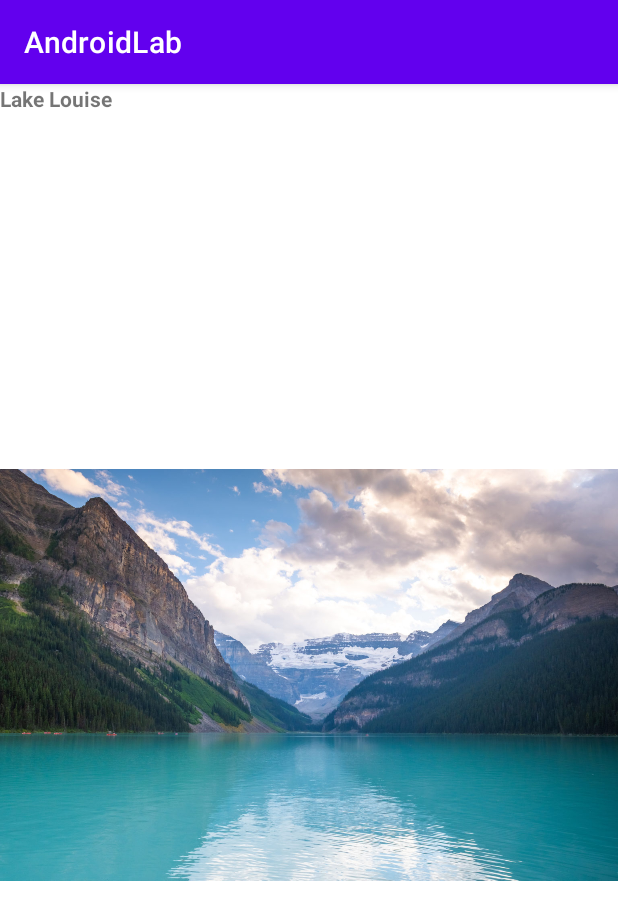
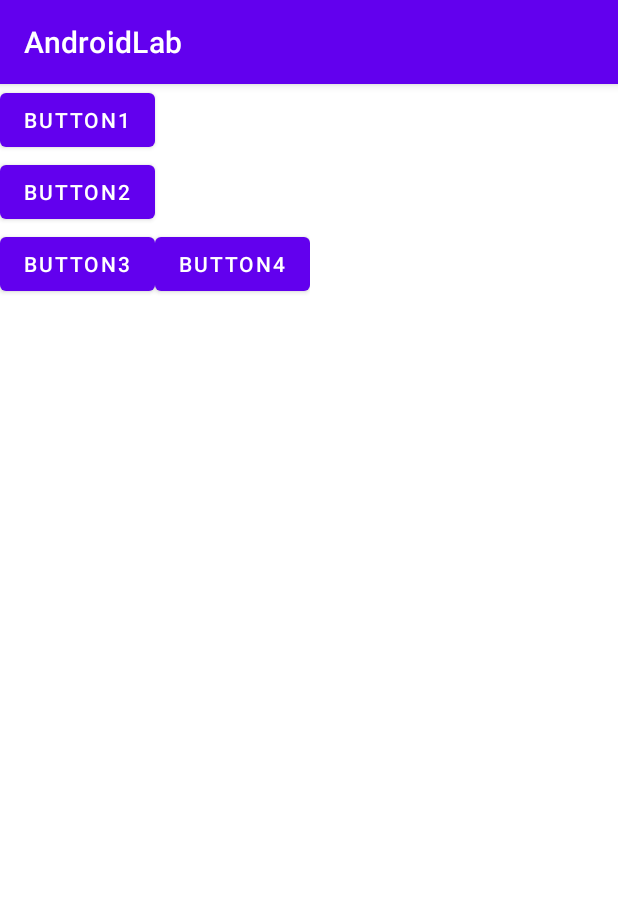
Before and after one commit to kj84xen/android_kotlin, an Android app: the screen it shows after launch (MainActivity), on a phone screen of 412 x 824 dp. Shown: the top 920 px of the screen. Run offline under Robolectric (Android 15) with nearby library versions, the phone set to English and light mode, and no system bars.

Commit message:
레이아웃 중첩

```diff
--- a/app/src/main/res/layout/activity_main.xml
+++ b/app/src/main/res/layout/activity_main.xml
@@ -1,27 +1,35 @@
 <?xml version="1.0" encoding="utf-8"?>
 <LinearLayout xmlns:android="http://schemas.android.com/apk/res/android"
-    xmlns:app="http://schemas.android.com/apk/res-auto"
-    xmlns:tools="http://schemas.android.com/tools"
     android:layout_width="match_parent"
     android:layout_height="match_parent"
     android:orientation="vertical"
     android:layout_gravity="center">
 
-    <TextView
+    <Button
         android:layout_width="wrap_content"
         android:layout_height="wrap_content"
-        android:textStyle="bold"
-        android:text="Lake Louise" />
+        android:text="BUTTON1" />
 
-    <ImageView
+    <Button
         android:layout_width="wrap_content"
         android:layout_height="wrap_content"
-        android:src="@drawable/lake_1" />
+        android:text="BUTTON2" />
 
-    <TextView
+    <LinearLayout
         android:layout_width="wrap_content"
         android:layout_height="wrap_content"
-        android:textStyle="bold"
-        android:text="Lake Louise, AB, 캐나다" />
+        android:orientation="horizontal" >
+
+        <Button
+            android:layout_width="wrap_content"
+            android:layout_height="wrap_content"
+            android:text="BUTTON3" />
+
+        <Button
+            android:layout_width="wrap_content"
+            android:layout_height="wrap_content"
+            android:text="BUTTON4" />
+
+    </LinearLayout>
 
 </LinearLayout>
```
